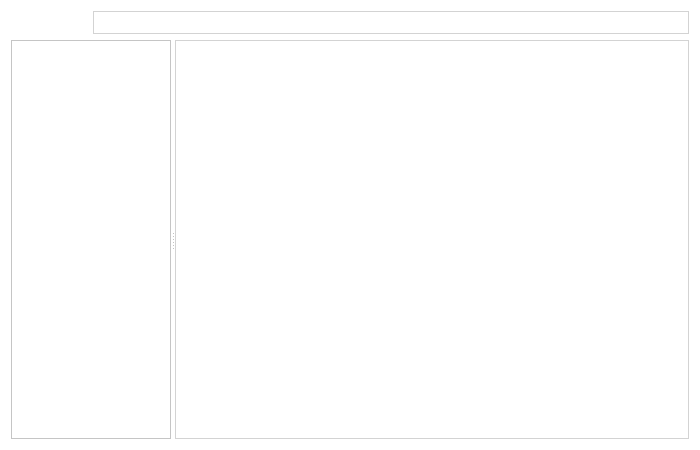
First picture: the form in Window.ui, repository Outtaway/ufm, before the edit.
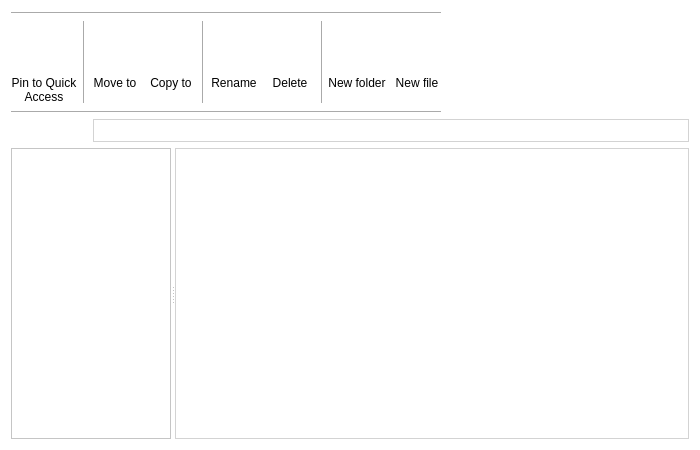
Second picture: the form after the edit. Icons and pictures are not drawn.

Patch:
```diff
--- a/Window.ui
+++ b/Window.ui
@@ -25,7 +25,604 @@
   <property name="styleSheet">
    <string notr="true">background-color: rgb(255, 255, 255);</string>
   </property>
-  <layout class="QVBoxLayout" name="verticalLayout">
+  <layout class="QVBoxLayout" name="verticalLayout_10">
+   <item>
+    <layout class="QHBoxLayout" name="horizontalLayout_4">
+     <item>
+      <layout class="QVBoxLayout" name="verticalLayout_8">
+       <item>
+        <widget class="Line" name="line_9">
+         <property name="sizePolicy">
+          <sizepolicy hsizetype="Minimum" vsizetype="Minimum">
+           <horstretch>0</horstretch>
+           <verstretch>0</verstretch>
+          </sizepolicy>
+         </property>
+         <property name="frameShadow">
+          <enum>QFrame::Raised</enum>
+         </property>
+         <property name="midLineWidth">
+          <number>0</number>
+         </property>
+         <property name="orientation">
+          <enum>Qt::Horizontal</enum>
+         </property>
+        </widget>
+       </item>
+       <item>
+        <layout class="QHBoxLayout" name="horizontalLayout_3">
+         <item>
+          <layout class="QVBoxLayout" name="verticalLayout">
+           <item>
+            <widget class="QPushButton" name="pushButton">
+             <property name="sizePolicy">
+              <sizepolicy hsizetype="Minimum" vsizetype="Maximum">
+               <horstretch>0</horstretch>
+               <verstretch>0</verstretch>
+              </sizepolicy>
+             </property>
+             <property name="minimumSize">
+              <size>
+               <width>50</width>
+               <height>50</height>
+              </size>
+             </property>
+             <property name="maximumSize">
+              <size>
+               <width>16777215</width>
+               <height>50</height>
+              </size>
+             </property>
+             <property name="styleSheet">
+              <string notr="true">QPushButton:hover
+{
+  border: 1px solid #D3D3D3;
+}</string>
+             </property>
+             <property name="text">
+              <string/>
+             </property>
+             <property name="icon">
+              <iconset>
+               <normalon>:/resources/pin.png</normalon>
+              </iconset>
+             </property>
+             <property name="iconSize">
+              <size>
+               <width>30</width>
+               <height>30</height>
+              </size>
+             </property>
+             <property name="flat">
+              <bool>true</bool>
+             </property>
+            </widget>
+           </item>
+           <item>
+            <widget class="QLabel" name="label">
+             <property name="sizePolicy">
+              <sizepolicy hsizetype="Maximum" vsizetype="Preferred">
+               <horstretch>0</horstretch>
+               <verstretch>0</verstretch>
+              </sizepolicy>
+             </property>
+             <property name="text">
+              <string>Pin to Quick
+Access</string>
+             </property>
+             <property name="alignment">
+              <set>Qt::AlignHCenter|Qt::AlignTop</set>
+             </property>
+            </widget>
+           </item>
+          </layout>
+         </item>
+         <item>
+          <widget class="Line" name="line">
+           <property name="sizePolicy">
+            <sizepolicy hsizetype="Minimum" vsizetype="Minimum">
+             <horstretch>0</horstretch>
+             <verstretch>0</verstretch>
+            </sizepolicy>
+           </property>
+           <property name="maximumSize">
+            <size>
+             <width>1</width>
+             <height>16777215</height>
+            </size>
+           </property>
+           <property name="frameShadow">
+            <enum>QFrame::Raised</enum>
+           </property>
+           <property name="midLineWidth">
+            <number>0</number>
+           </property>
+           <property name="orientation">
+            <enum>Qt::Vertical</enum>
+           </property>
+          </widget>
+         </item>
+         <item>
+          <layout class="QVBoxLayout" name="verticalLayout_2">
+           <item>
+            <widget class="QPushButton" name="pushButton_2">
+             <property name="sizePolicy">
+              <sizepolicy hsizetype="Minimum" vsizetype="Maximum">
+               <horstretch>0</horstretch>
+               <verstretch>0</verstretch>
+              </sizepolicy>
+             </property>
+             <property name="minimumSize">
+              <size>
+               <width>50</width>
+               <height>50</height>
+              </size>
+             </property>
+             <property name="maximumSize">
+              <size>
+               <width>16777215</width>
+               <height>50</height>
+              </size>
+             </property>
+             <property name="styleSheet">
+              <string notr="true">QPushButton:hover
+{
+  border: 1px solid #D3D3D3;
+}</string>
+             </property>
+             <property name="text">
+              <string/>
+             </property>
+             <property name="icon">
+              <iconset>
+               <normalon>:/resources/move.png</normalon>
+              </iconset>
+             </property>
+             <property name="iconSize">
+              <size>
+               <width>30</width>
+               <height>30</height>
+              </size>
+             </property>
+             <property name="flat">
+              <bool>true</bool>
+             </property>
+            </widget>
+           </item>
+           <item>
+            <widget class="QLabel" name="label_2">
+             <property name="sizePolicy">
+              <sizepolicy hsizetype="Minimum" vsizetype="Preferred">
+               <horstretch>0</horstretch>
+               <verstretch>0</verstretch>
+              </sizepolicy>
+             </property>
+             <property name="text">
+              <string>Move to</string>
+             </property>
+             <property name="alignment">
+              <set>Qt::AlignHCenter|Qt::AlignTop</set>
+             </property>
+            </widget>
+           </item>
+          </layout>
+         </item>
+         <item>
+          <layout class="QVBoxLayout" name="verticalLayout_3">
+           <item>
+            <widget class="QPushButton" name="pushButton_3">
+             <property name="sizePolicy">
+              <sizepolicy hsizetype="Minimum" vsizetype="Maximum">
+               <horstretch>0</horstretch>
+               <verstretch>0</verstretch>
+              </sizepolicy>
+             </property>
+             <property name="minimumSize">
+              <size>
+               <width>50</width>
+               <height>50</height>
+              </size>
+             </property>
+             <property name="maximumSize">
+              <size>
+               <width>16777215</width>
+               <height>50</height>
+              </size>
+             </property>
+             <property name="styleSheet">
+              <string notr="true">QPushButton:hover
+{
+  border: 1px solid #D3D3D3;
+}</string>
+             </property>
+             <property name="text">
+              <string/>
+             </property>
+             <property name="icon">
+              <iconset>
+               <normalon>:/resources/copy.png</normalon>
+              </iconset>
+             </property>
+             <property name="iconSize">
+              <size>
+               <width>30</width>
+               <height>30</height>
+              </size>
+             </property>
+             <property name="flat">
+              <bool>true</bool>
+             </property>
+            </widget>
+           </item>
+           <item>
+            <widget class="QLabel" name="label_3">
+             <property name="sizePolicy">
+              <sizepolicy hsizetype="Minimum" vsizetype="Preferred">
+               <horstretch>0</horstretch>
+               <verstretch>0</verstretch>
+              </sizepolicy>
+             </property>
+             <property name="text">
+              <string>Copy to</string>
+             </property>
+             <property name="alignment">
+              <set>Qt::AlignHCenter|Qt::AlignTop</set>
+             </property>
+            </widget>
+           </item>
+          </layout>
+         </item>
+         <item>
+          <widget class="Line" name="line_2">
+           <property name="sizePolicy">
+            <sizepolicy hsizetype="Minimum" vsizetype="Minimum">
+             <horstretch>0</horstretch>
+             <verstretch>0</verstretch>
+            </sizepolicy>
+           </property>
+           <property name="maximumSize">
+            <size>
+             <width>1</width>
+             <height>16777215</height>
+            </size>
+           </property>
+           <property name="frameShadow">
+            <enum>QFrame::Raised</enum>
+           </property>
+           <property name="midLineWidth">
+            <number>0</number>
+           </property>
+           <property name="orientation">
+            <enum>Qt::Vertical</enum>
+           </property>
+          </widget>
+         </item>
+         <item>
+          <layout class="QVBoxLayout" name="verticalLayout_4">
+           <item>
+            <widget class="QPushButton" name="pushButton_4">
+             <property name="sizePolicy">
+              <sizepolicy hsizetype="Minimum" vsizetype="Maximum">
+               <horstretch>0</horstretch>
+               <verstretch>0</verstretch>
+              </sizepolicy>
+             </property>
+             <property name="minimumSize">
+              <size>
+               <width>50</width>
+               <height>50</height>
+              </size>
+             </property>
+             <property name="maximumSize">
+              <size>
+               <width>16777215</width>
+               <height>50</height>
+              </size>
+             </property>
+             <property name="styleSheet">
+              <string notr="true">QPushButton:hover
+{
+  border: 1px solid #D3D3D3;
+}</string>
+             </property>
+             <property name="text">
+              <string/>
+             </property>
+             <property name="icon">
+              <iconset>
+               <normalon>:/resources/rename.png</normalon>
+              </iconset>
+             </property>
+             <property name="iconSize">
+              <size>
+               <width>30</width>
+               <height>30</height>
+              </size>
+             </property>
+             <property name="flat">
+              <bool>true</bool>
+             </property>
+            </widget>
+           </item>
+           <item>
+            <widget class="QLabel" name="label_4">
+             <property name="sizePolicy">
+              <sizepolicy hsizetype="Minimum" vsizetype="Preferred">
+               <horstretch>0</horstretch>
+               <verstretch>0</verstretch>
+              </sizepolicy>
+             </property>
+             <property name="text">
+              <string>Rename</string>
+             </property>
+             <property name="alignment">
+              <set>Qt::AlignHCenter|Qt::AlignTop</set>
+             </property>
+            </widget>
+           </item>
+          </layout>
+         </item>
+         <item>
+          <layout class="QVBoxLayout" name="verticalLayout_5">
+           <item>
+            <widget class="QPushButton" name="pushButton_5">
+             <property name="sizePolicy">
+              <sizepolicy hsizetype="Minimum" vsizetype="Maximum">
+               <horstretch>0</horstretch>
+               <verstretch>0</verstretch>
+              </sizepolicy>
+             </property>
+             <property name="minimumSize">
+              <size>
+               <width>50</width>
+               <height>50</height>
+              </size>
+             </property>
+             <property name="maximumSize">
+              <size>
+               <width>16777215</width>
+               <height>50</height>
+              </size>
+             </property>
+             <property name="styleSheet">
+              <string notr="true">QPushButton:hover
+{
+  border: 1px solid #D3D3D3;
+}</string>
+             </property>
+             <property name="text">
+              <string/>
+             </property>
+             <property name="icon">
+              <iconset>
+               <normalon>:/resources/delete.png</normalon>
+              </iconset>
+             </property>
+             <property name="iconSize">
+              <size>
+               <width>25</width>
+               <height>25</height>
+              </size>
+             </property>
+             <property name="flat">
+              <bool>true</bool>
+             </property>
+            </widget>
+           </item>
+           <item>
+            <widget class="QLabel" name="label_5">
+             <property name="sizePolicy">
+              <sizepolicy hsizetype="Minimum" vsizetype="Preferred">
+               <horstretch>0</horstretch>
+               <verstretch>0</verstretch>
+              </sizepolicy>
+             </property>
+             <property name="text">
+              <string>Delete</string>
+             </property>
+             <property name="alignment">
+              <set>Qt::AlignHCenter|Qt::AlignTop</set>
+             </property>
+            </widget>
+           </item>
+          </layout>
+         </item>
+         <item>
+          <widget class="Line" name="line_5">
+           <property name="sizePolicy">
+            <sizepolicy hsizetype="Minimum" vsizetype="Minimum">
+             <horstretch>0</horstretch>
+             <verstretch>0</verstretch>
+            </sizepolicy>
+           </property>
+           <property name="maximumSize">
+            <size>
+             <width>1</width>
+             <height>16777215</height>
+            </size>
+           </property>
+           <property name="frameShadow">
+            <enum>QFrame::Raised</enum>
+           </property>
+           <property name="midLineWidth">
+            <number>0</number>
+           </property>
+           <property name="orientation">
+            <enum>Qt::Vertical</enum>
+           </property>
+          </widget>
+         </item>
+         <item>
+          <layout class="QVBoxLayout" name="verticalLayout_7">
+           <item>
+            <widget class="QPushButton" name="pushButton_7">
+             <property name="sizePolicy">
+              <sizepolicy hsizetype="Minimum" vsizetype="Maximum">
+               <horstretch>0</horstretch>
+               <verstretch>0</verstretch>
+              </sizepolicy>
+             </property>
+             <property name="minimumSize">
+              <size>
+               <width>50</width>
+               <height>50</height>
+              </size>
+             </property>
+             <property name="maximumSize">
+              <size>
+               <width>16777215</width>
+               <height>50</height>
+              </size>
+             </property>
+             <property name="styleSheet">
+              <string notr="true">QPushButton:hover
+{
+  border: 1px solid #D3D3D3;
+}</string>
+             </property>
+             <property name="text">
+              <string/>
+             </property>
+             <property name="icon">
+              <iconset>
+               <normalon>:/resources/folder.png</normalon>
+              </iconset>
+             </property>
+             <property name="iconSize">
+              <size>
+               <width>25</width>
+               <height>25</height>
+              </size>
+             </property>
+             <property name="flat">
+              <bool>true</bool>
+             </property>
+            </widget>
+           </item>
+           <item>
+            <widget class="QLabel" name="label_7">
+             <property name="sizePolicy">
+              <sizepolicy hsizetype="Minimum" vsizetype="Preferred">
+               <horstretch>0</horstretch>
+               <verstretch>0</verstretch>
+              </sizepolicy>
+             </property>
+             <property name="text">
+              <string>New folder</string>
+             </property>
+             <property name="alignment">
+              <set>Qt::AlignHCenter|Qt::AlignTop</set>
+             </property>
+            </widget>
+           </item>
+          </layout>
+         </item>
+         <item>
+          <layout class="QVBoxLayout" name="verticalLayout_9">
+           <item>
+            <widget class="QPushButton" name="pushButton_8">
+             <property name="sizePolicy">
+              <sizepolicy hsizetype="Minimum" vsizetype="Maximum">
+               <horstretch>0</horstretch>
+               <verstretch>0</verstretch>
+              </sizepolicy>
+             </property>
+             <property name="minimumSize">
+              <size>
+               <width>50</width>
+               <height>50</height>
+              </size>
+             </property>
+             <property name="maximumSize">
+              <size>
+               <width>16777215</width>
+               <height>50</height>
+              </size>
+             </property>
+             <property name="styleSheet">
+              <string notr="true">QPushButton:hover
+{
+  border: 1px solid #D3D3D3;
+}</string>
+             </property>
+             <property name="text">
+              <string/>
+             </property>
+             <property name="icon">
+              <iconset>
+               <normalon>:/resources/file.png</normalon>
+              </iconset>
+             </property>
+             <property name="iconSize">
+              <size>
+               <width>25</width>
+               <height>25</height>
+              </size>
+             </property>
+             <property name="flat">
+              <bool>true</bool>
+             </property>
+            </widget>
+           </item>
+           <item>
+            <widget class="QLabel" name="label_8">
+             <property name="sizePolicy">
+              <sizepolicy hsizetype="Minimum" vsizetype="Preferred">
+               <horstretch>0</horstretch>
+               <verstretch>0</verstretch>
+              </sizepolicy>
+             </property>
+             <property name="text">
+              <string>New file</string>
+             </property>
+             <property name="alignment">
+              <set>Qt::AlignHCenter|Qt::AlignTop</set>
+             </property>
+            </widget>
+           </item>
+          </layout>
+         </item>
+        </layout>
+       </item>
+       <item>
+        <widget class="Line" name="line_8">
+         <property name="sizePolicy">
+          <sizepolicy hsizetype="Minimum" vsizetype="Minimum">
+           <horstretch>0</horstretch>
+           <verstretch>0</verstretch>
+          </sizepolicy>
+         </property>
+         <property name="frameShadow">
+          <enum>QFrame::Raised</enum>
+         </property>
+         <property name="lineWidth">
+          <number>1</number>
+         </property>
+         <property name="midLineWidth">
+          <number>0</number>
+         </property>
+         <property name="orientation">
+          <enum>Qt::Horizontal</enum>
+         </property>
+        </widget>
+       </item>
+      </layout>
+     </item>
+     <item>
+      <spacer name="horizontalSpacer">
+       <property name="orientation">
+        <enum>Qt::Horizontal</enum>
+       </property>
+       <property name="sizeHint" stdset="0">
+        <size>
+         <width>40</width>
+         <height>20</height>
+        </size>
+       </property>
+      </spacer>
+     </item>
+    </layout>
+   </item>
    <item>
     <layout class="QHBoxLayout" name="horizontalLayout_2">
      <property name="sizeConstraint">
```
Left out of the diff: 3 changed lines with no effect on the pictures.
